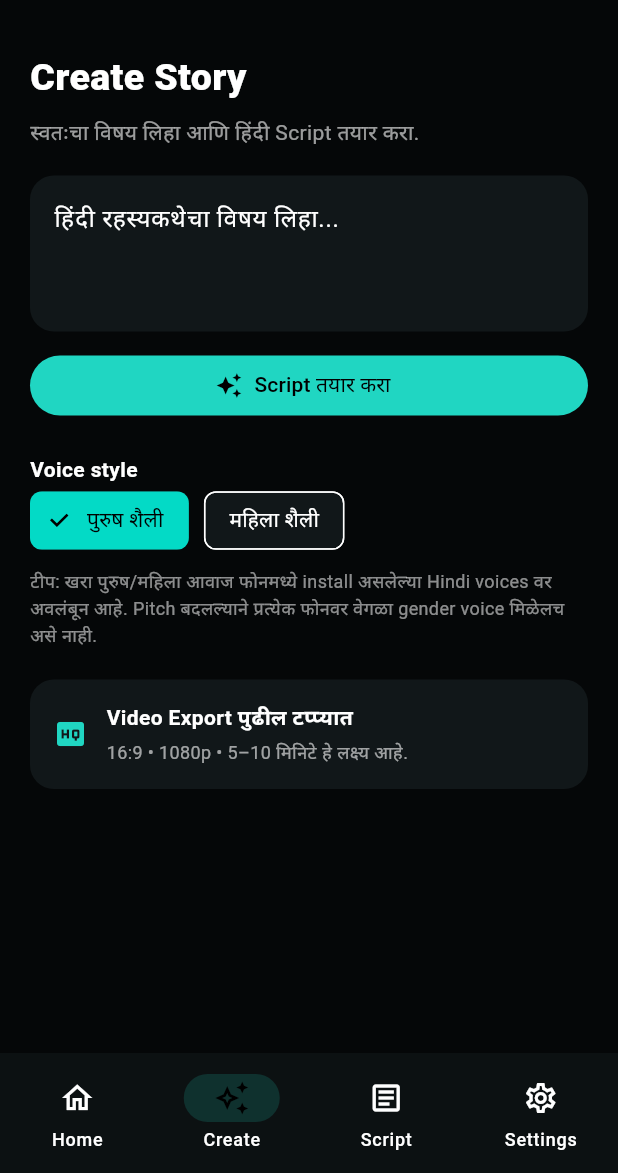
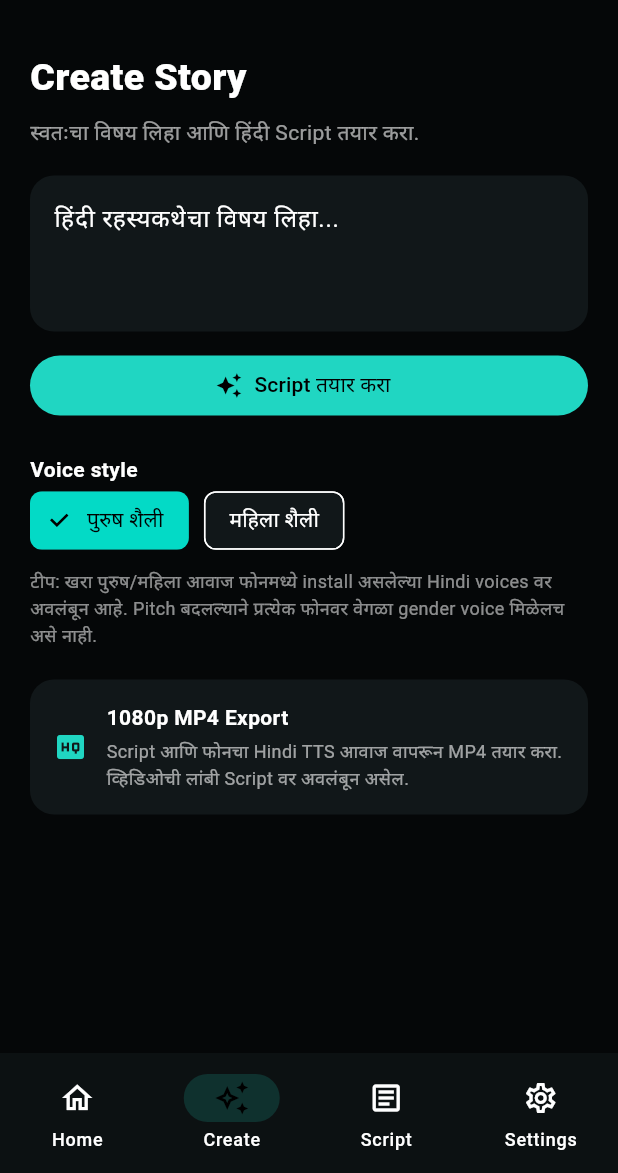
Before and after one commit to Akshaynakhale358/-MotivaAI, a Flutter app: the screen it shows after launch, item 2 of the bottom bar chosen, on a phone screen of 412 x 824 dp, the part 63-1236 px from its top. Run offline on Flutter 3.47's test engine with Material 3 defaults, Android fonts, the phone set to English and light mode, and no system bars; our stand-ins replace flutter_tts, shared_preferences; missing offline and left inert: ffmpeg_kit_flutter_new_full, file_saver.

Commit message:
Clarify offline script and current MP4 export capability

```diff
--- a/lib/main.dart
+++ b/lib/main.dart
@@ -182,11 +182,11 @@ class _HomeState extends State<Home> {
       ChoiceChip(label:const Text('पुरुष शैली'),selected:voice==0,onSelected:(_)=>setState(()=>voice=0)),ChoiceChip(label:const Text('महिला शैली'),selected:voice==1,onSelected:(_)=>setState(()=>voice=1)),
     ]),
     const SizedBox(height:8),const Text('टीप: खरा पुरुष/महिला आवाज फोनमध्ये install असलेल्या Hindi voices वर अवलंबून आहे. Pitch बदलल्याने प्रत्येक फोनवर वेगळा gender voice मिळेलच असे नाही.',style:TextStyle(color:Colors.white54,fontSize:12)),
-    const SizedBox(height:20),info(Icons.high_quality,'Video Export पुढील टप्प्यात','16:9 • 1080p • 5–10 मिनिटे हे लक्ष्य आहे.'),
+    const SizedBox(height:20),info(Icons.high_quality,'1080p MP4 Export','Script आणि फोनचा Hindi TTS आवाज वापरून MP4 तयार करा. व्हिडिओची लांबी Script वर अवलंबून असेल.'),
   ]);
   Widget scriptPage()=>Column(children:[
     Padding(padding:const EdgeInsets.fromLTRB(16,12,16,4),child:Row(children:[const Expanded(child:Text('Hindi Script',style:TextStyle(fontSize:22,fontWeight:FontWeight.w800))),IconButton(onPressed:speak,icon:const Icon(Icons.play_circle_fill,color:teal,size:30)),IconButton(onPressed:stop,icon:const Icon(Icons.stop_circle_outlined)),IconButton(onPressed:generating?null:makeVideo,icon:const Icon(Icons.download_for_offline_outlined,color:teal))])),
-    Expanded(child:SingleChildScrollView(padding:const EdgeInsets.all(18),child:SelectableText(script,style:const TextStyle(fontSize:15,height:1.7)))),
+    Expanded(child:SingleChildScrollView(padding:const EdgeInsets.all(18),child:Column(crossAxisAlignment:CrossAxisAlignment.start,children:[const Text('टीप: ही ऑफलाइन Template Script आहे; ऐतिहासिक/वैज्ञानिक तथ्ये YouTube वर टाकण्यापूर्वी तपासा.',style:TextStyle(color:teal,fontSize:12)),const SizedBox(height:12),SelectableText(script,style:const TextStyle(fontSize:15,height:1.7))]))),
     Padding(padding:const EdgeInsets.all(10),child:Column(children:[if(generating)const LinearProgressIndicator(color:teal),Text(speaking?'निवेदन सुरू आहे...':status,style:const TextStyle(color:teal,fontSize:12))])),
   ]);
   Widget settings()=>ListView(padding:const EdgeInsets.all(20),children:[
```
